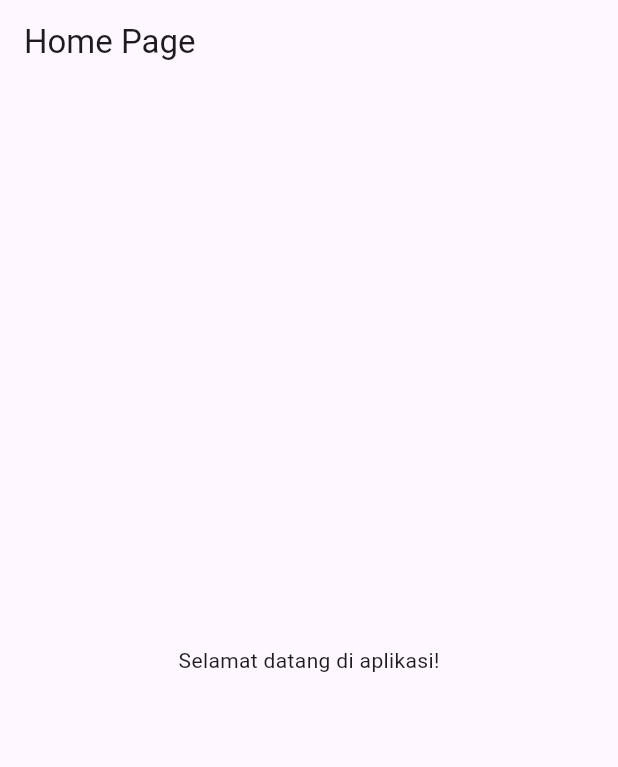
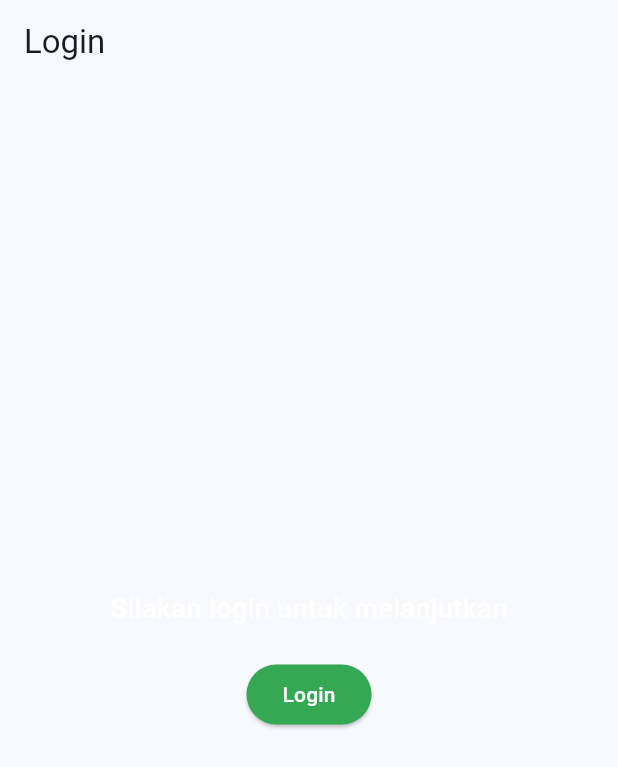
Before and after one commit to faaza-mumtaza/tiket_wisata, a Flutter app: the screen it shows after launch, on a phone screen of 412 x 824 dp. Shown: the top 767 px of the screen. Run offline on Flutter 3.47's test engine with Material 3 defaults, Android fonts, the phone set to English and light mode, and no system bars.

Commit message:
Day 08 • Menggunakan asset gen icon di splash screen page • Penyesuaian halaman dengan design figma di splash screen page • Membuat halaman login page • Menggunakan asset gen image di login page • Penyesuaian halaman dengan design figma di login page
Day 09
• Membuat component text widget reusable
• Menggunakan constants color di text widget reusable
• Implementasi component text di halaman splash screen page
• Implementasi component text di halaman login page
• Membuat component button widget reusable

```diff
--- a/lib/constants/colors.dart
+++ b/lib/constants/colors.dart
@@ -5,4 +5,9 @@ class AppColors {
   static const Color secondary = Color(0xFF03DAC5);
   static const Color background = Color(0xFFF5F5F5);
   static const Color text = Color(0xFF000000);
+
+  static const Color primaryColor = Color(0xFF0004EE);
+  static const Color secondaryColor = Color(0xFF34A853);
+  static const Color textColor = Colors.white;
+
 }
--- a/lib/pages/home_page.dart
+++ b/lib/pages/home_page.dart
@@ -4,9 +4,10 @@ class HomePage extends StatelessWidget {
   const HomePage({super.key});
 
   @override
+
   Widget build(BuildContext context) {
     return Scaffold(
-      appBar: AppBar(title: Text('Home Page')),
+      appBar: AppBar(title: Text('Tiket Wisata')),
       body: Center(child: Text('Selamat datang di aplikasi!')),
     );
   }
--- /dev/null
+++ b/lib/pages/login_page.dart
@@ -0,0 +1,38 @@
+import 'package:flutter/material.dart';
+import 'package:tiket_wisata/pages/home_page.dart';
+import 'package:tiket_wisata/widgets/reusable_button.dart';
+import 'package:tiket_wisata/widgets/reusable_text.dart';
+
+class LoginPage extends StatelessWidget {
+  const LoginPage({super.key});
+
+  @override
+  Widget build(BuildContext context) {
+    return Scaffold(
+      appBar: AppBar(title: Text('Login')),
+      body: Center(
+        child: Column(
+          mainAxisAlignment: MainAxisAlignment.center,
+          children: [
+            ReusableText(
+              text: "Silakan login untuk melanjutkan",
+              fontSize: 18,
+              fontWeight: FontWeight.w500,
+            ),
+            SizedBox(height: 20),
+            ReusableButton(
+              text: "Login",
+              onPressed: () {
+                Navigator.pushReplacement(
+                  context,
+                  MaterialPageRoute(builder: (context) => HomePage()),
+                );
+                // Aksi ketika tombol ditekan
+              },
+            ),
+          ],
+        ),
+      ),
+    );
+  }
+}
--- /dev/null
+++ b/lib/widgets/reusable_button.dart
@@ -0,0 +1,24 @@
+import 'package:flutter/material.dart';
+import 'package:tiket_wisata/constants/colors.dart';
+
+class ReusableButton extends StatelessWidget {
+  final String text;
+  final VoidCallback onPressed;
+  final Color color;
+
+  const ReusableButton({
+    super.key,
+    required this.text,
+    required this.onPressed,
+    this.color = AppColors.secondaryColor,
+  });
+
+  @override
+  Widget build(BuildContext context) {
+    return ElevatedButton(
+      onPressed: onPressed,
+      style: ElevatedButton.styleFrom(backgroundColor: color),
+      child: Text(text, style: TextStyle(color: Colors.white)),
+    );
+  }
+}
--- /dev/null
+++ b/lib/widgets/reusable_text.dart
@@ -0,0 +1,29 @@
+import 'package:flutter/material.dart';
+import 'package:tiket_wisata/constants/colors.dart';
+
+class ReusableText extends StatelessWidget {
+  final String text;
+  final double fontSize;
+  final FontWeight fontWeight;
+  final Color color;
+
+  const ReusableText({
+    super.key,
+    required this.text,
+    this.fontSize = 16,
+    this.fontWeight = FontWeight.normal,
+    this.color = AppColors.textColor,
+  });
+
+  @override
+  Widget build(BuildContext context) {
+    return Text(
+      text,
+      style: TextStyle(
+        fontSize: fontSize,
+        fontWeight: fontWeight,
+        color: color,
+      ),
+    );
+  }
+}
```
Also changed, not shown: lib/gen/assets.gen.dart (+3 -6 lines), lib/main.dart (+7 -115 lines), lib/pages/splash_screen.dart (+16 -5 lines), assets/icons/idn.png (renamed from assets/icons/idn-medium-edit.png), pubspec.lock, 125 other files.
